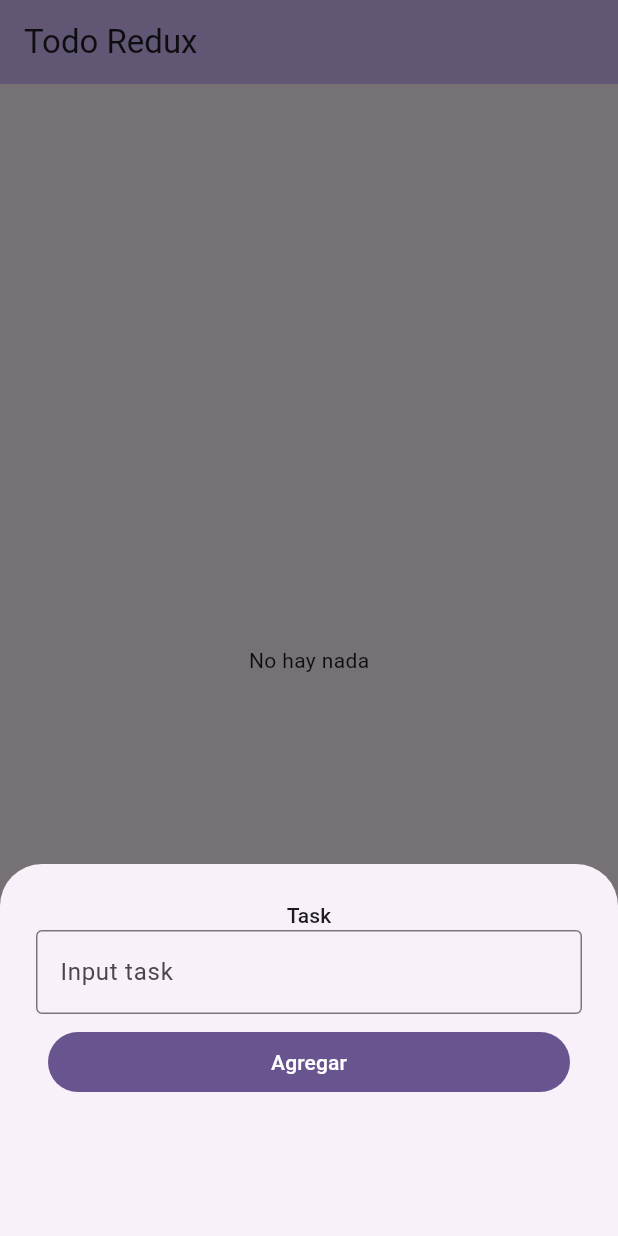
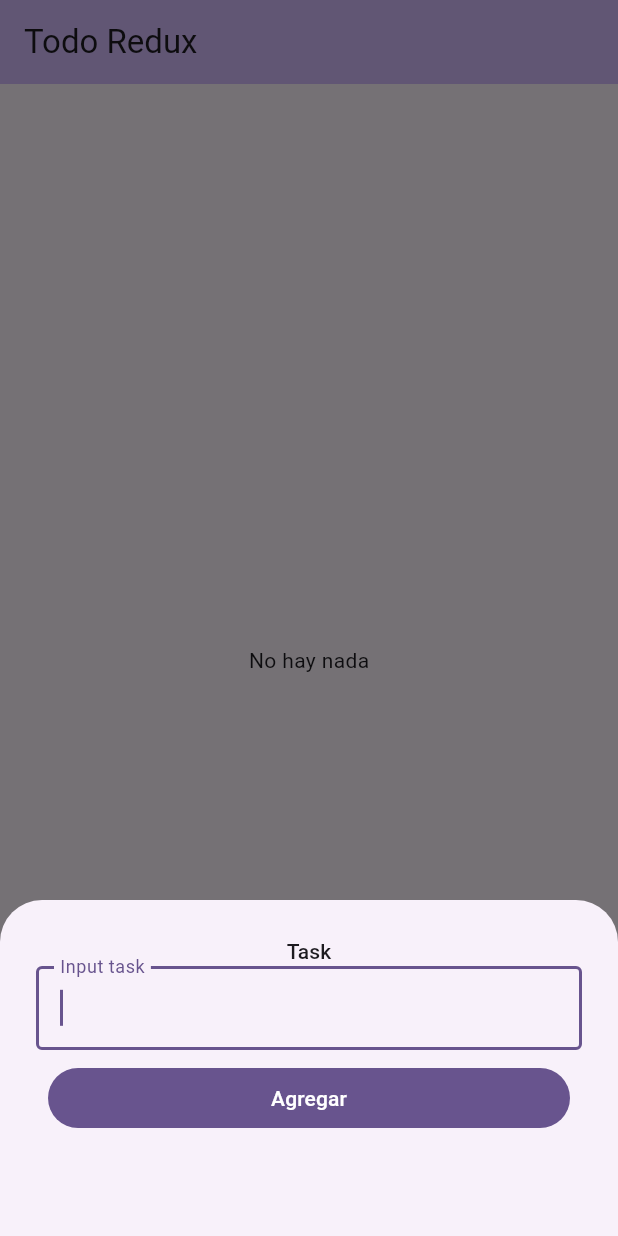
Before and after one commit to JairoCruz/flutter_redux_todo, a Flutter app: the screen it shows after launch, after a tap on the "add" icon, on a phone screen of 412 x 824 dp. Run offline on Flutter 3.47's test engine with Material 2 defaults, Android fonts, the phone set to English and light mode, and no system bars; our stand-ins replace flutter_redux, redux.

Commit message:
Fix keyboard and showModalSheet

```diff
--- a/lib/main.dart
+++ b/lib/main.dart
@@ -222,7 +222,7 @@ class MyHomePage extends StatelessWidget {
                   context: context,
                   builder: (BuildContext context) {
                     return Padding(
-                      padding: const EdgeInsets.all(24.0),
+                      padding: EdgeInsets.only(left: 24, right: 24, top: 24, bottom: MediaQuery.of(context).viewInsets.bottom),
                       child: SizedBox(
                           height: 200,
                           child: Column(
@@ -233,6 +233,7 @@ class MyHomePage extends StatelessWidget {
                                 style: Theme.of(context).textTheme.labelLarge,
                               ),
                               TextField(
+                                autofocus: true,
                                 controller: myController,
                                 decoration: const InputDecoration(
                                   border: OutlineInputBorder(),
```
